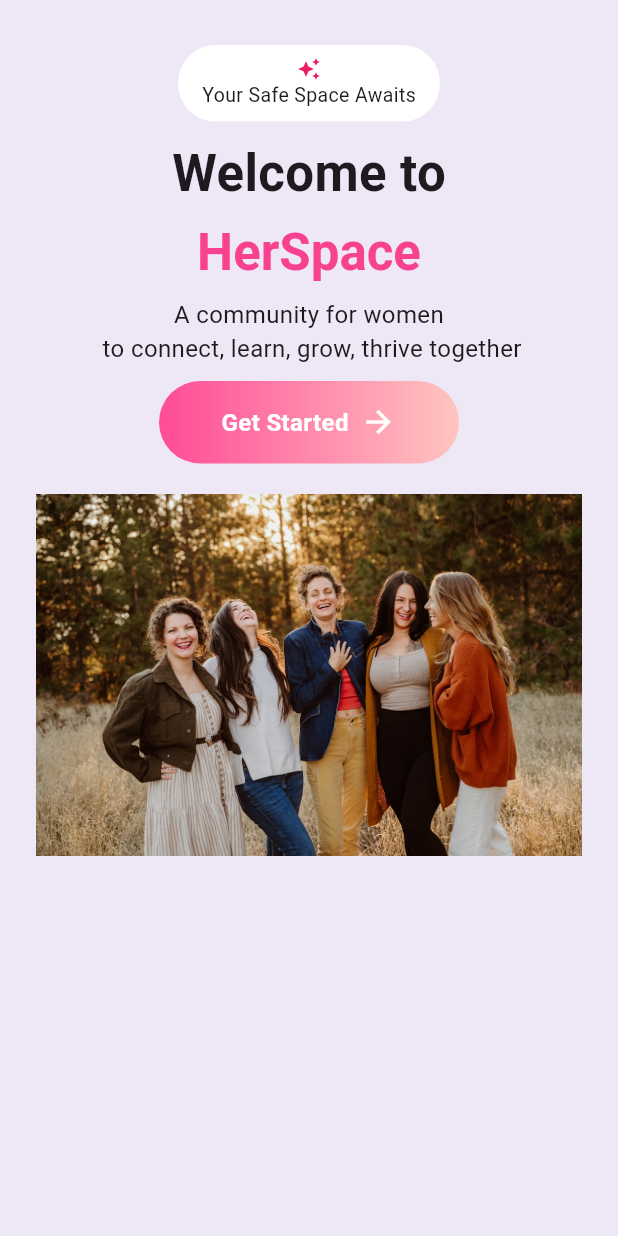
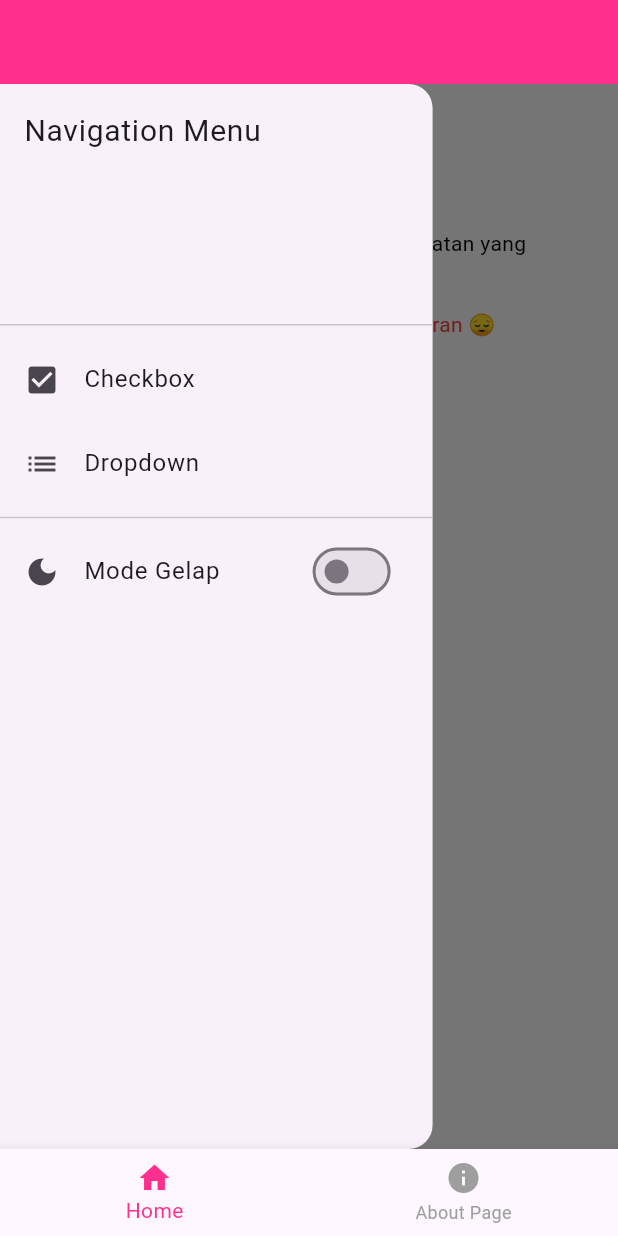
Before and after one commit to citracatias-sudo/tugas_6_flutter, a Flutter app: the screen it shows after launch, with the side drawer open (before the commit the screen has no drawer), on a phone screen of 412 x 824 dp. Run offline on Flutter 3.47's test engine with Material 3 defaults, Android fonts, the phone set to English and light mode, and no system bars.

Commit message:
tugas 8 flutter

```diff
--- /dev/null
+++ b/flutter_tugas_6/lib/Pages/home_page_12.dart
@@ -0,0 +1,199 @@
+import 'package:flutter/material.dart';
+
+class HomePageDay12 extends StatefulWidget {
+  @override
+  State<HomePageDay12> createState() => _HomePageDay12State();
+}
+
+class _HomePageDay12State extends State<HomePageDay12> {
+
+  bool isAgree = false;
+  bool isDarkMode = false;
+  String? selectedCategory;
+  String selectedMenu = "checkbox";
+  DateTime ? selectedDate;
+
+  Color get textColor => isDarkMode ? Colors.white : Colors.black;
+
+  @override
+  Widget build(BuildContext context) {
+    return Scaffold(
+      backgroundColor: isDarkMode ? Colors.grey[900] : Colors.white,
+
+      appBar: AppBar(
+        title: Text(
+          "Home Page",
+          style: TextStyle(color: Colors.black),
+        ),
+        centerTitle: true,
+        backgroundColor: Colors.white,
+      ),
+
+      drawer: SizedBox(
+        width: MediaQuery.of(context).size.width * 0.7,
+        child: Drawer(
+          child: ListView(
+            padding: EdgeInsets.zero,
+            children: [
+
+              DrawerHeader(
+                decoration: BoxDecoration(
+                  color: Colors.transparent,
+                ),
+                child: Text(
+                  "Navigation Menu",
+                  style: TextStyle(fontSize: 20),
+                ),
+              ),
+
+              ListTile(
+                leading: Icon(Icons.check_box),
+                title: Text("Checkbox"),
+                onTap: () {
+                  Navigator.pop(context);
+                  setState(() {
+                    selectedMenu = "checkbox";
+                  });
+                },
+              ),
+
+              ListTile(
+                leading: Icon(Icons.list),
+                title: Text("Dropdown"),
+                onTap: () {
+                  Navigator.pop(context);
+                  setState(() {
+                    selectedMenu = "dropdown";
+                  });
+                },
+              ),
+
+              Divider(),
+
+              ListTile(
+                leading: Icon(Icons.dark_mode),
+                title: Text("Mode Gelap"),
+                trailing: Switch(
+                  value: isDarkMode,
+                  onChanged: (value) {
+                    setState(() {
+                      isDarkMode = value;
+                    });
+                  },
+                ),
+              ),
+
+            ],
+          ),
+        ),
+      ),
+
+      body: Padding(
+        padding: EdgeInsets.all(36),
+        child: buildBody(),
+      ),
+    );
+  }
+
+  Widget buildBody() {
+
+    if (selectedMenu == "checkbox") {
+      return Column(
+        crossAxisAlignment: CrossAxisAlignment.start,
+        children: [
+
+          Row(
+            children: [
+              Checkbox(
+                value: isAgree,
+                onChanged: (bool? newValue) {
+                  setState(() {
+                    isAgree = newValue ?? false;
+                  });
+                },
+              ),
+              Expanded(
+                child: Text(
+                  "Saya menyetujui semua persyaratan yang berlaku",
+                  style: TextStyle(color: textColor),
+                ),
+              ),
+            ],
+          ),
+
+          SizedBox(height: 10),
+
+          Text(
+            isAgree
+                ? "Lanjutkan pendaftaran"
+                : "Anda belum bisa melanjutkan pendaftaran 😔",
+            style: TextStyle(
+              color: isAgree ? Colors.green : Colors.red,
+            ),
+          ),
+
+          SizedBox(height: 20),
+
+          ElevatedButton(
+            onPressed: isAgree ? () {} : null,
+            child: Text("Setuju dan lanjutkan"),
+          ),
+        ],
+      );
+    }
+
+    if (selectedMenu == "dropdown") {
+      return Column(
+        crossAxisAlignment: CrossAxisAlignment.start,
+        children: [
+
+          Text(
+            "Pilih Kategori Produk",
+            style: TextStyle(
+              fontSize: 18,
+              color: textColor,
+            ),
+          ),
+
+            // ElevatedButton(onPressed: () async {
+            // final DateTime?  await showDatePicker(context: context, firstDate: firstDate, lastDate: lastDate)
+
+            // })
+
+          SizedBox(height: 15),
+
+          DropdownButton<String>(
+            value: selectedCategory,
+            hint: Text("Pilih Kategori"),
+            isExpanded: true,
+            items: [
+              "Journaling Notes",
+              "Planner Book",
+              "Poetry"
+            ].map((String val) {
+              return DropdownMenuItem<String>(
+                value: val,
+                child: Text(val),
+              );
+            }).toList(),
+            onChanged: (String? newValue) {
+              setState(() {
+                selectedCategory = newValue;
+              });
+            },
+          ),
+
+          SizedBox(height: 15),
+
+          if (selectedCategory != null)
+            Text(
+              "Anda memilih kategori: $selectedCategory",
+              style: TextStyle(color: textColor),
+            ),
+        ],
+      );
+    }
+
+    return Container();
+  }
+}
--- /dev/null
+++ b/flutter_tugas_6/lib/Pages/main_page_12.dart
@@ -0,0 +1,52 @@
+import 'package:flutter/material.dart';
+import 'home_page_12.dart';
+import 'about_page_12.dart';
+
+class MainPageDay12 extends StatefulWidget {
+  const MainPageDay12({super.key});
+
+  @override
+  State<MainPageDay12> createState() => _MainPageDay12State();
+}
+
+class _MainPageDay12State extends State<MainPageDay12> {
+   int _selectedIndex = 0;
+
+  final List<Widget> listWidget = [
+    HomePageDay12(),
+    AboutPageDay12(),
+  ];
+    void _onItemTapped(int index) {
+    setState(() {
+      _selectedIndex = index;
+    });
+  }
+  @override
+  Widget build(BuildContext context) {
+    return Scaffold(
+      appBar: AppBar(
+        centerTitle: true,
+        backgroundColor: Color.fromARGB(255, 255, 48, 141),
+      ),//Appbar
+
+      body: listWidget[_selectedIndex],
+      bottomNavigationBar: BottomNavigationBar(
+        currentIndex: _selectedIndex,
+        onTap: _onItemTapped,
+        type: BottomNavigationBarType.fixed,
+        selectedItemColor:  Color.fromARGB(255, 255, 48, 141),
+        unselectedItemColor: Colors.grey,
+        items:  [
+          BottomNavigationBarItem(
+            icon: Icon(Icons.home),
+            label: "Home",
+          ),
+          BottomNavigationBarItem(
+            icon: Icon(Icons.info),
+            label: "About Page",
+          ),
+        ],
+      ),
+    );
+  }
+}
--- a/flutter_tugas_6/lib/container_wp.dart
+++ b/flutter_tugas_6/lib/container_wp.dart
@@ -16,10 +16,11 @@ decoration: BoxDecoration(
   borderRadius: BorderRadius.circular(25),
   color: Colors.white,
 ),//box decoration
-    child: Column(
+    child: Row(
   mainAxisSize: MainAxisSize.min,
   children: [
     Icon(Icons.auto_awesome, size: 16, color: Colors.pink),
+    SizedBox(width: 5),
     Text("Your Safe Space Awaits", style: TextStyle(fontSize: 13),
     ),
   ],
--- a/flutter_tugas_6/lib/main.dart
+++ b/flutter_tugas_6/lib/main.dart
@@ -1,4 +1,5 @@
 import 'package:flutter/material.dart';
+import 'package:flutter_tugas_6/Pages/main_page_12.dart';
 import 'package:flutter_tugas_6/welcome_page.dart';
 
 void main() {
@@ -31,7 +32,7 @@ class MyApp extends StatelessWidget {
         // tested with just a hot reload.
         colorScheme: .fromSeed(seedColor: Colors.deepPurple),
       ),
-      home: WelcomePage6()
+      home: MainPageDay12()
     );
   }
 }
--- a/flutter_tugas_6/lib/tugas_6_flutter_day_11.dart
+++ b/flutter_tugas_6/lib/tugas_6_flutter_day_11.dart
@@ -39,7 +39,7 @@ class _Tugas6Dday11State extends State<Tugas6Dday11> {
         TextField(
               decoration: InputDecoration(
                 labelText: "Password",
-                border: OutlineInputBorder(borderRadius: BorderRadius.circular(15)),
+                border: OutlineInputBorder(borderRadius: BorderRadius.circular(15),),
               ),
             ),
         SizedBox(height: 15),
--- a/flutter_tugas_6/pubspec.yaml
+++ b/flutter_tugas_6/pubspec.yaml
@@ -28,8 +28,10 @@ environment:
 # the latest version available on pub.dev. To see which dependencies have newer
 # versions available, run `flutter pub outdated`.
 dependencies:
+  motion_tab_bar: ^2.0.4
   flutter:
     sdk: flutter
+  http: ^1.2.0
 
   # The following adds the Cupertino Icons font to your application.
   # Use with the CupertinoIcons class for iOS style icons.
```
Also changed, not shown: flutter_tugas_6/lib/Pages/about_page_12.dart (added, +29 -0 lines), flutter_tugas_6/lib/const/app_color.dart (added, +14 -0 lines), flutter_tugas_6/lib/kosong.dart (+6 -1 lines), flutter_tugas_6/lib/textfield.dart (deleted, +0 -12 lines), flutter_tugas_6/lib/welcome_page.dart (+13 -7 lines), flutter_tugas_6/pubspec.lock.
